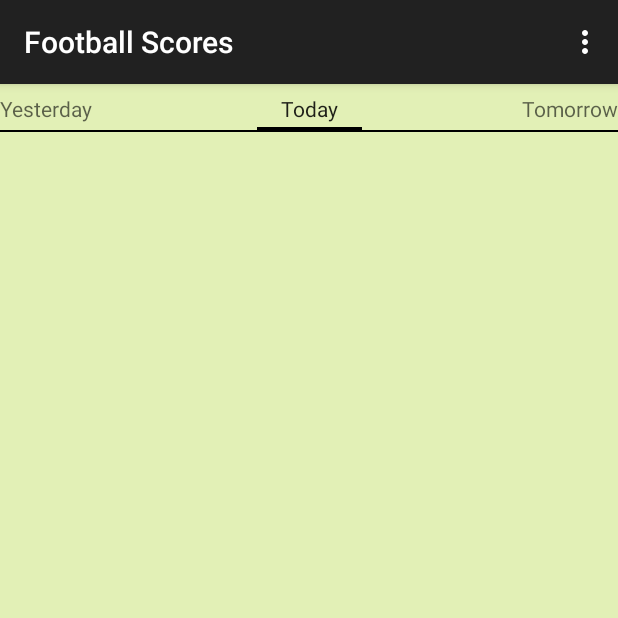
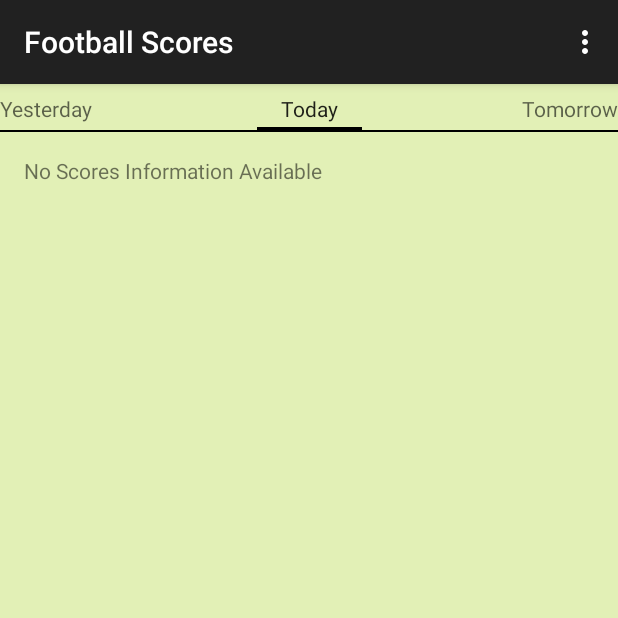
Before and after one commit to kuanyingchou/udacity-football, an Android app: the screen it shows after launch (MainActivity), on a phone screen of 412 x 824 dp, the top half of it. Run offline under Robolectric (Android 15) with nearby library versions, the phone set to English and light mode, and no system bars; 2 statements that could not run were skipped.

Commit message:
add empty view

```diff
--- a/app/src/main/java/barqsoft/footballscores/MainScreenFragment.java
+++ b/app/src/main/java/barqsoft/footballscores/MainScreenFragment.java
@@ -59,6 +59,7 @@ public class MainScreenFragment extends Fragment implements LoaderManager.Loader
                 mAdapter.notifyDataSetChanged();
             }
         });
+        score_list.setEmptyView(rootView.findViewById(R.id.empty_list));
         return rootView;
     }
 
--- a/app/src/main/res/layout/fragment_main.xml
+++ b/app/src/main/res/layout/fragment_main.xml
@@ -19,4 +19,9 @@
             android:divider="@android:color/transparent"
             android:dividerHeight="15sp"
             />
+        <TextView
+            android:layout_width="match_parent"
+            android:layout_height="match_parent"
+            android:id = "@+id/empty_list"
+            android:text="@string/empty_scores_list"/>
 </FrameLayout>
```
